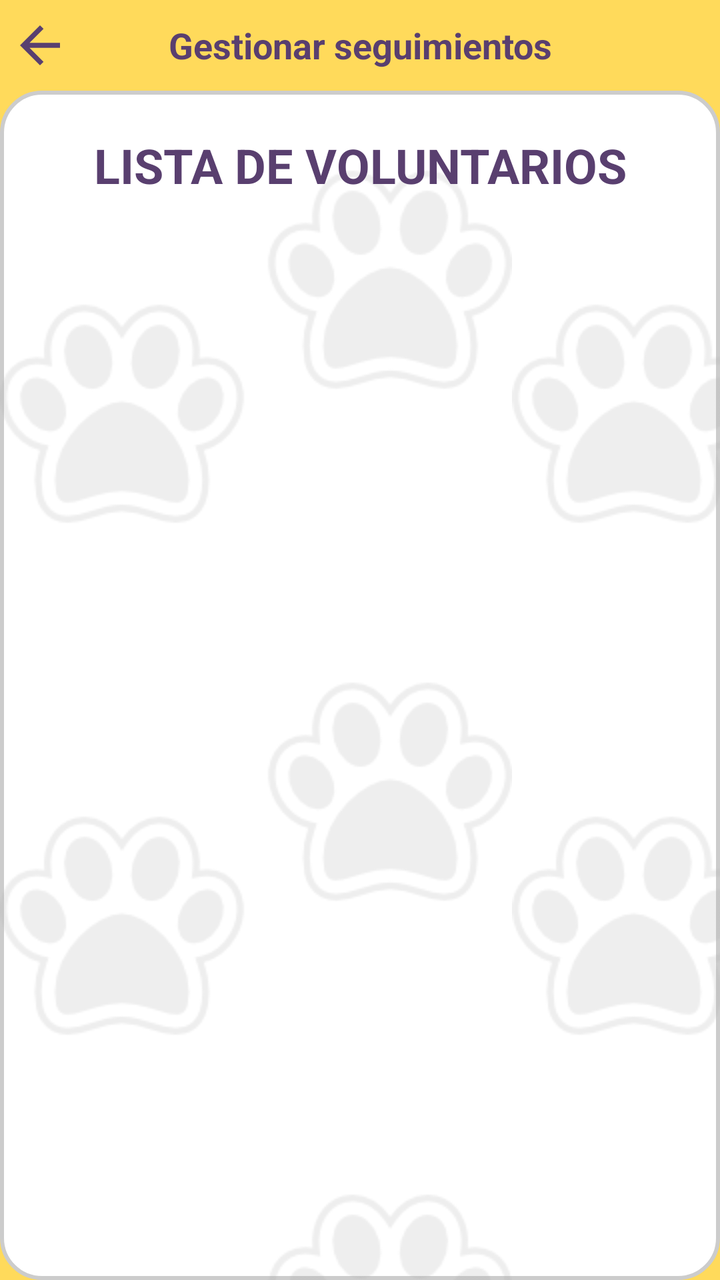
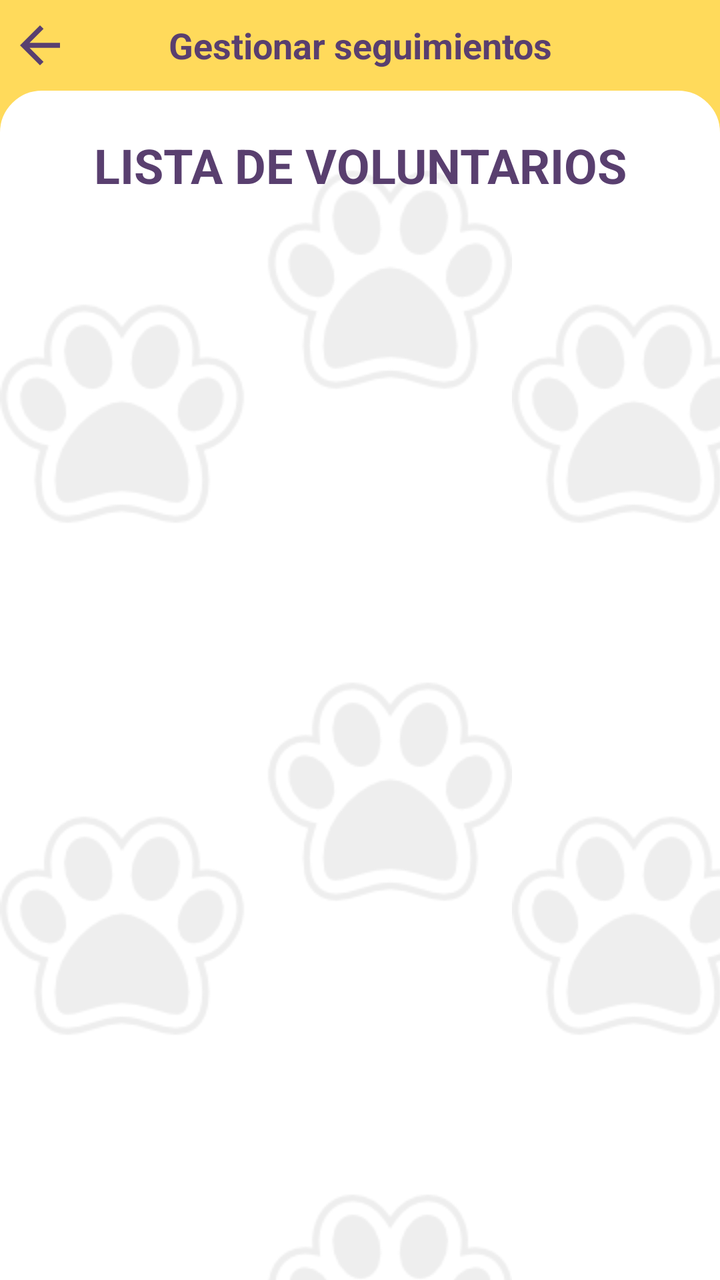

Before-and-after screenshots of an Android layout around one commit, followed by the original layout XML and the change that was made.
<!-- AndroidManifest.xml: application theme Theme.TIC_PV -->
<!-- res/layout/activity_gestionar_seguimientos.xml -->
<?xml version="1.0" encoding="utf-8"?>
<RelativeLayout xmlns:android="http://schemas.android.com/apk/res/android"
    xmlns:app="http://schemas.android.com/apk/res-auto"
    xmlns:tools="http://schemas.android.com/tools"
    android:id="@+id/main"
    android:layout_width="match_parent"
    android:layout_height="match_parent"
    android:background="@color/yellow"
    android:fitsSystemWindows="true"
    android:fillViewport="true"
    android:focusableInTouchMode="true"
    tools:context=".Vista.GestionarSeguimientosActivity">

    <RelativeLayout
        android:layout_width="match_parent"
        android:layout_height="wrap_content"
        android:id="@+id/lYSuperiorGestionarSegui"
        android:background="@color/yellow"
        android:orientation="horizontal">

        <ImageView
            android:layout_width="30dp"
            android:layout_height="30dp"
            android:id="@+id/iVRegresarGestionarSegui"
            android:layout_centerVertical="true"
            android:focusable="true"
            android:foreground="?android:attr/selectableItemBackgroundBorderless"
            android:background="@drawable/ic_retroceder"
            android:clickable="true"
            android:layout_marginStart="5dp"
            android:backgroundTint="@color/lila"/>

        <TextView
            android:layout_width="match_parent"
            android:layout_height="wrap_content"
            android:id="@+id/tVTituloGestionarSegui"
            android:textSize="18sp"
            android:layout_centerVertical="true"
            android:textAlignment="center"
            android:textStyle="bold"
            android:textColor="@color/lila"
            android:text="Gestionar seguimientos"/>

        <View
            android:id="@+id/viewTituloGestionarSegui"
            android:layout_width="match_parent"
            android:layout_height="1dp"
            android:layout_marginTop="20dp"
            android:layout_below="@+id/tVTituloGestionarSegui"
            android:background="@color/yellow" />

    </RelativeLayout>

    <RelativeLayout
        android:layout_width="match_parent"
        android:layout_height="match_parent"
        android:background="@drawable/frame_redondeado"
        android:layout_below="@+id/lYSuperiorGestionarSegui"
        android:padding="15dp">

        <TextView
            android:id="@+id/tVTituloListaVoluntarios"
            android:layout_width="match_parent"
            android:layout_height="wrap_content"
            android:padding="6dp"
            android:text="LISTA DE VOLUNTARIOS"
            style="@style/TextAppearance.AppCompat.Headline"
            android:textColor="@color/lila"
            android:textAlignment="center"
            android:textStyle="bold"/>

        <TextView
            android:layout_width="match_parent"
            android:layout_height="wrap_content"
            android:id="@+id/tVNoHayVoluntarios"
            android:textSize="16sp"
            android:textAlignment="center"
            android:layout_marginTop="20dp"
            android:visibility="gone"
            android:layout_below="@+id/tVTituloListaVoluntarios"
            android:hint="---- No se han registrado voluntarios ----"/>

        <androidx.recyclerview.widget.RecyclerView
            android:layout_width="match_parent"
            android:layout_height="wrap_content"
            android:layout_marginTop="5dp"
            android:layout_below="@+id/tVNoHayVoluntarios"
            android:paddingTop="5dp"
            android:paddingBottom="5dp"
            android:id="@+id/recyViewVoluntarios"/>


    </RelativeLayout>

</RelativeLayout>
<!-- resources referenced by this layout -->
<resources>
  <color name="lila">#593f6f</color>
  <color name="yellow">#ffda5b</color>
  <!-- drawable frame_redondeado (drawable) -->
  <?xml version="1.0" encoding="utf-8"?>
  <layer-list xmlns:android="http://schemas.android.com/apk/res/android">
  
      
      <item>
          <shape android:shape="rectangle">
              <solid android:color="#FFFFFF" />
              <corners android:radius="20dp" />
              <stroke android:width="2dp" android:color="#CCCCCC"/>
          </shape>
      </item>
  
      
      <item>
          <bitmap
              android:src="@drawable/huellitas"
              android:tileMode="repeat"
              android:gravity="center"
              android:tint="@android:color/darker_gray"
              android:alpha="0.2"/>  
      </item>
  
  </layer-list>
  <!-- drawable ic_retroceder (drawable) -->
  <vector xmlns:android="http://schemas.android.com/apk/res/android" android:autoMirrored="true" android:height="24dp" android:tint="#FFFFFF" android:viewportHeight="24" android:viewportWidth="24" android:width="24dp">
        
      <path android:fillColor="@android:color/white" android:pathData="M20,11H7.83l5.59,-5.59L12,4l-8,8 8,8 1.41,-1.41L7.83,13H20v-2z"/>
      
  </vector>
  <style name="Theme.TIC_PV" parent="Base.Theme.TIC_PV" />
  <!-- drawable huellitas: png bitmap (drawable, 6949 bytes) -->
  <style name="Base.Theme.TIC_PV" parent="Theme.Material3.DayNight.NoActionBar">
          
          
  
  
  
  
  
  
  
  
      </style>
</resources>

<!-- the commit's change to res/layout/activity_gestionar_seguimientos.xml (unified diff, before → after) -->
@@ -54,7 +54,7 @@
     <RelativeLayout
         android:layout_width="match_parent"
         android:layout_height="match_parent"
-        android:background="@drawable/frame_redondeado"
+        android:background="@drawable/bordes_fragment"
         android:layout_below="@+id/lYSuperiorGestionarSegui"
         android:padding="15dp">
 
<!-- resource entries referenced after the edit -->
@@ -2,7 +2,7 @@
 <resources>
   <color name="lila">#593f6f</color>
   <color name="yellow">#ffda5b</color>
-  <!-- drawable frame_redondeado (drawable) -->
+  <!-- drawable bordes_fragment (drawable) -->
   <?xml version="1.0" encoding="utf-8"?>
   <layer-list xmlns:android="http://schemas.android.com/apk/res/android">
   
@@ -10,8 +10,15 @@
       <item>
           <shape android:shape="rectangle">
               <solid android:color="#FFFFFF" />
-              <corners android:radius="20dp" />
-              <stroke android:width="2dp" android:color="#CCCCCC"/>
+  
+              
+              <corners
+                  android:topLeftRadius="20dp"
+                  android:topRightRadius="20dp" />
+  
+              <stroke
+                  android:width="2dp"
+                  android:color="#FFFFFF" />
           </shape>
       </item>
   
@@ -22,7 +29,7 @@
               android:tileMode="repeat"
               android:gravity="center"
               android:tint="@android:color/darker_gray"
-              android:alpha="0.2"/>  
+              android:alpha="0.2"/> 
       </item>
   
   </layer-list>
